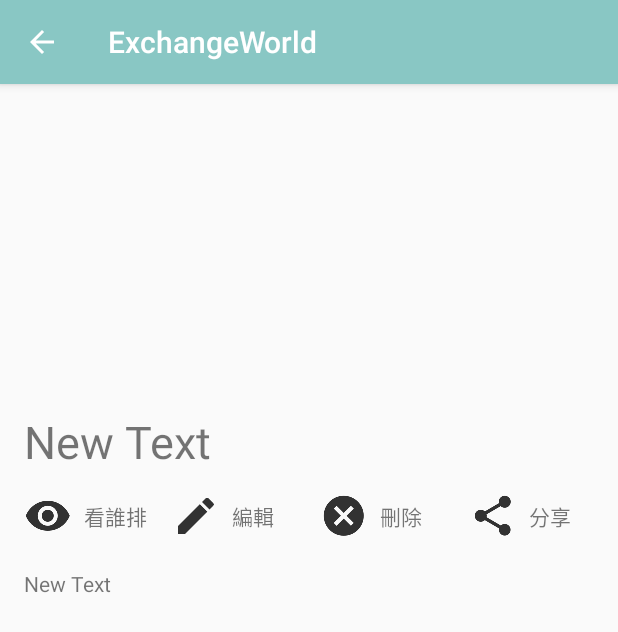
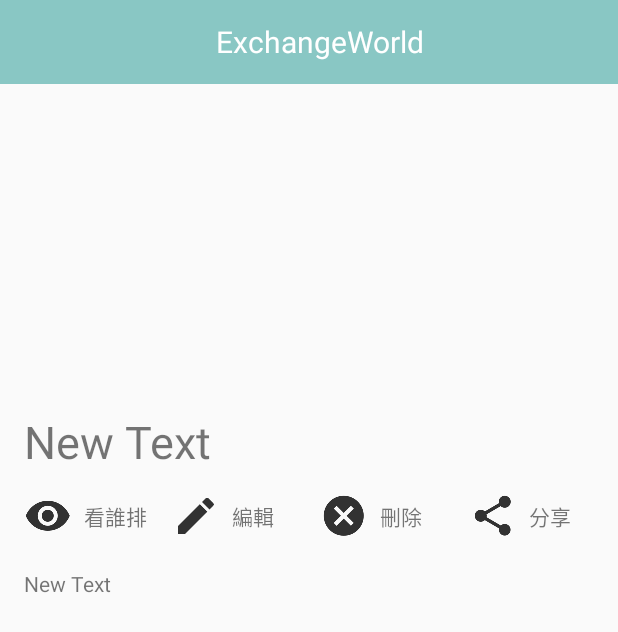
Before and after one commit to ExchangeWorld/ExchangeWorld-android, an Android app: the MyItemDetailActivity screen opened directly, with no data from a screen before it, on a phone screen of 412 x 824 dp. Shown: the top 632 px of the screen. Run offline under Robolectric (Android 15) with nearby library versions, the phone set to English and light mode, and no system bars; libraries missing offline, so code that uses them is left out: io.realm; 2 statements that could not run were skipped.

Commit message:
把app theme改成no action bar, MyItemDetail可編輯物品 (待做:編輯完刷新, 取消編輯按鈕)

```diff
--- a/app/src/main/java/com/example/arthome/newexchangeworld/ExchangeAPI/ExchangeService.java
+++ b/app/src/main/java/com/example/arthome/newexchangeworld/ExchangeAPI/ExchangeService.java
@@ -1,6 +1,7 @@
 package com.example.arthome.newexchangeworld.ExchangeAPI;
 
 import com.example.arthome.newexchangeworld.Models.AuthenticationModel;
+import com.example.arthome.newexchangeworld.Models.EditGoodsModel;
 import com.example.arthome.newexchangeworld.Models.FaceBookUser;
 import com.example.arthome.newexchangeworld.Models.GoodsModel;
 import com.example.arthome.newexchangeworld.Models.PostModel;
@@ -18,6 +19,7 @@ import retrofit2.http.Body;
 import retrofit2.http.DELETE;
 import retrofit2.http.GET;
 import retrofit2.http.POST;
+import retrofit2.http.PUT;
 import retrofit2.http.Query;
 
 /**
@@ -59,4 +61,8 @@ public interface ExchangeService {
     @DELETE("api/goods/delete")
     Call<ResponseBody> deleteGoods(@Query("gid") int gid, @Query("token") String strToken);
 
+    //exwd.csie.org:43002/api/goods/edit?token=75cd749ae06b15ecf3817c64a83764b22ebea5ad
+    @PUT("api/goods/edit")
+    Call<ResponseBody> editGoods(@Query("token") String strToken,@Body EditGoodsModel editGoodsModel);
+
 }
--- a/app/src/main/java/com/example/arthome/newexchangeworld/MyPage/MyItemDetailActivity.java
+++ b/app/src/main/java/com/example/arthome/newexchangeworld/MyPage/MyItemDetailActivity.java
@@ -6,14 +6,16 @@ import android.support.v7.app.AlertDialog;
 import android.support.v7.app.AppCompatActivity;
 import android.support.v7.widget.LinearLayoutManager;
 import android.support.v7.widget.RecyclerView;
-import android.view.MenuItem;
 import android.view.View;
+import android.widget.Button;
+import android.widget.EditText;
 import android.widget.LinearLayout;
 import android.widget.TextView;
 import android.widget.Toast;
 
 import com.example.arthome.newexchangeworld.ExchangeAPI.RestClient;
 import com.example.arthome.newexchangeworld.ItemDetailAdapter;
+import com.example.arthome.newexchangeworld.Models.EditGoodsModel;
 import com.example.arthome.newexchangeworld.Models.GoodsModel;
 import com.example.arthome.newexchangeworld.R;
 import com.example.arthome.newexchangeworld.RealmManager;
@@ -30,8 +32,10 @@ public class MyItemDetailActivity extends AppCompatActivity {
 
     TextView goodsDescription;
     TextView goodsName;
-    LinearLayout whoQueueLayout, deleteLayout, editLayout, shareLayout;
+    EditText goodsDescriptionEditText, goodsNameEditText;
+    LinearLayout whoQueueLayout, deleteLayout, editLayout, shareLayout, infoLayout;
     RecyclerView imageRecyclerView;
+    Button saveEditButton;
     User user;
 
     @Override
@@ -48,13 +52,13 @@ public class MyItemDetailActivity extends AppCompatActivity {
         if (RealmManager.INSTANCE.retrieveUser().size() != 0) {
             user = RealmManager.INSTANCE.retrieveUser().get(0);
         }
-
+        findUIViews();
+        setNormalView();
         Bundle bundle = getIntent().getExtras();
         if (bundle != null) {
             String json = bundle.getString("goodModel");
             final GoodsModel goodsModel = new Gson().fromJson(json, GoodsModel.class);
 
-            setUpUIView();
             imageRecyclerView.setLayoutManager(new LinearLayoutManager(this, LinearLayoutManager.HORIZONTAL, true));
             imageRecyclerView.setAdapter(new ItemDetailAdapter(goodsModel.getPhoto_path(), this));
 
@@ -63,6 +67,22 @@ public class MyItemDetailActivity extends AppCompatActivity {
 
             if (StringTool.INSTANCE.getAllPhotoURL(goodsModel.getPhoto_path()).size() > 1)
                 Toast.makeText(this, "向右滑動可顯示多張圖片", Toast.LENGTH_SHORT).show();
+
+            editLayout.setOnClickListener(new View.OnClickListener() {
+                @Override
+                public void onClick(View v) {
+                    setEditView();
+                }
+            });
+
+            saveEditButton.setOnClickListener(new View.OnClickListener() {
+                @Override
+                public void onClick(View v) {
+                    editGoodsAPI(goodsModel);
+                    //TODO  call api
+                    setNormalView();
+                }
+            });
 
             deleteLayout.setOnClickListener(new View.OnClickListener() {
                 @Override
@@ -109,13 +129,62 @@ public class MyItemDetailActivity extends AppCompatActivity {
         });
     }
 
-    public void setUpUIView() {
+    private void editGoodsAPI(GoodsModel goodsModel){
+        EditGoodsModel editGoodsModel = new EditGoodsModel(goodsModel.getGid(),goodsModel.getPosition_x(),goodsModel.getPosition_y(),goodsModel.getPhoto_path(),goodsModel.getCategory());
+        editGoodsModel.setName(goodsNameEditText.getText().toString());
+        editGoodsModel.setDescription(goodsDescriptionEditText.getText().toString());
+        Call<ResponseBody> editCall = new RestClient().getExchangeService().editGoods(user.getExToken(), editGoodsModel);
+        editCall.enqueue(new Callback<ResponseBody>() {
+            @Override
+            public void onResponse(Call<ResponseBody> call, Response<ResponseBody> response) {
+                if(response.code()==200){
+                    Toast.makeText(getApplicationContext(),"編輯成功",Toast.LENGTH_SHORT).show();
+                }else {
+                    Toast.makeText(getApplicationContext(),"編輯失敗 status code錯誤",Toast.LENGTH_SHORT).show();
+                }
+            }
+
+            @Override
+            public void onFailure(Call<ResponseBody> call, Throwable t) {
+                Toast.makeText(getApplicationContext(),"編輯失敗 onFailure",Toast.LENGTH_SHORT).show();
+            }
+        });
+    }
+
+    private void setNormalView(){
+        goodsName.setVisibility(View.VISIBLE);
+        goodsDescription.setVisibility(View.VISIBLE);
+        infoLayout.setVisibility(View.VISIBLE);
+
+        saveEditButton.setVisibility(View.INVISIBLE);
+        goodsDescriptionEditText.setVisibility(View.INVISIBLE);
+        goodsNameEditText.setVisibility(View.INVISIBLE);
+    }
+
+    private void setEditView(){
+        goodsName.setVisibility(View.INVISIBLE);
+        goodsDescription.setVisibility(View.INVISIBLE);
+        infoLayout.setVisibility(View.INVISIBLE);
+
+        saveEditButton.setVisibility(View.VISIBLE);
+        goodsDescriptionEditText.setVisibility(View.VISIBLE);
+        goodsNameEditText.setVisibility(View.VISIBLE);
+
+        goodsNameEditText.setText(goodsName.getText());
+        goodsDescriptionEditText.setText(goodsDescription.getText());
+    }
+
+    public void findUIViews() {
         goodsDescription = (TextView) findViewById(R.id.my_goods_description_detail);
         goodsName = (TextView) findViewById(R.id.my_goods_name_detail);
         imageRecyclerView = (RecyclerView) findViewById(R.id.my_item_detail_recycler_view);
+        infoLayout = (LinearLayout) findViewById(R.id.item_detail_info_layout);
         shareLayout = (LinearLayout) findViewById(R.id.my_item_detail_share_layout);
         deleteLayout = (LinearLayout) findViewById(R.id.my_item_detail_delete_layout);
         editLayout = (LinearLayout) findViewById(R.id.my_item_detail_edit_layout);
         whoQueueLayout = (LinearLayout) findViewById(R.id.my_item_detail_who_queue_layout);
+        goodsDescriptionEditText = (EditText) findViewById(R.id.my_goods_description_detail_edit_text);
+        goodsNameEditText = (EditText) findViewById(R.id.my_goods_name_detail_edit_text);
+        saveEditButton = (Button) findViewById(R.id.my_item_detail_save_edit_button);
     }
 }
--- a/app/src/main/res/layout/activity_my_item_detail.xml
+++ b/app/src/main/res/layout/activity_my_item_detail.xml
@@ -5,10 +5,41 @@
     android:layout_height="match_parent"
     tools:context="com.example.arthome.newexchangeworld.ItemPage.ItemDetailActivity">
 
-    <android.support.v7.widget.RecyclerView android:layout_width="match_parent"
+    <android.support.v7.widget.Toolbar
+        android:id="@+id/my_item_detail_toolbar"
+        android:layout_width="match_parent"
+        android:layout_height="wrap_content"
+        android:background="@color/colorPrimary">
+
+        <RelativeLayout
+            android:layout_width="match_parent"
+            android:layout_height="match_parent">
+
+            <TextView
+                android:layout_width="wrap_content"
+                android:layout_height="wrap_content"
+                android:layout_centerInParent="true"
+                android:text="ExchangeWorld"
+                android:textColor="@android:color/white"
+                android:textSize="20sp" />
+
+            <Button
+                android:id="@+id/my_item_detail_save_edit_button"
+                android:text="儲存變更"
+                android:textColor="@android:color/white"
+                android:background="@android:color/transparent"
+                android:layout_alignParentEnd="true"
+                android:layout_width="wrap_content"
+                android:layout_height="wrap_content"
+                android:layout_alignParentRight="true" />
+        </RelativeLayout>
+    </android.support.v7.widget.Toolbar>
+
+    <android.support.v7.widget.RecyclerView
+        android:id="@+id/my_item_detail_recycler_view"
+        android:layout_width="match_parent"
         android:layout_height="200dp"
-        android:id="@+id/my_item_detail_recycler_view"
-        />
+        android:layout_below="@+id/my_item_detail_toolbar" />
 
 
     <TextView
@@ -24,6 +55,17 @@
         android:text="New Text"
         android:textSize="30dp" />
 
+    <EditText
+        android:id="@+id/my_goods_name_detail_edit_text"
+        android:visibility="invisible"
+        android:layout_width="wrap_content"
+        android:layout_height="wrap_content"
+        android:layout_alignStart="@+id/my_goods_name_detail"
+        android:layout_alignBaseline="@+id/my_goods_name_detail"
+        android:text="New Text"
+        android:textSize="30dp"
+        android:layout_alignLeft="@+id/my_goods_name_detail" />
+
     <LinearLayout
         android:id="@+id/item_detail_info_layout"
         android:layout_width="match_parent"
@@ -31,14 +73,14 @@
         android:layout_alignLeft="@+id/my_goods_name_detail"
         android:layout_alignStart="@+id/my_goods_name_detail"
         android:layout_below="@+id/my_goods_name_detail"
-        android:weightSum="4"
-        android:layout_marginTop="13dp">
+        android:layout_marginTop="13dp"
+        android:weightSum="4">
 
         <LinearLayout
-            android:layout_weight="1"
             android:id="@+id/my_item_detail_who_queue_layout"
             android:layout_width="0dp"
             android:layout_height="wrap_content"
+            android:layout_weight="1"
             android:gravity="center_vertical">
 
             <ImageView
@@ -49,10 +91,10 @@
             <TextView
                 android:layout_width="wrap_content"
                 android:layout_height="wrap_content"
+                android:layout_marginLeft="8dp"
                 android:layout_marginStart="8dp"
                 android:text="看誰排"
-                android:textAppearance="?android:attr/textAppearanceSmall"
-                android:layout_marginLeft="8dp" />
+                android:textAppearance="?android:attr/textAppearanceSmall" />
         </LinearLayout>
 
 
@@ -71,11 +113,11 @@
             <TextView
                 android:layout_width="wrap_content"
                 android:layout_height="wrap_content"
+                android:layout_marginLeft="8dp"
                 android:layout_marginStart="8dp"
                 android:gravity="center"
                 android:text="編輯"
-                android:textAppearance="?android:attr/textAppearanceSmall"
-                android:layout_marginLeft="8dp" />
+                android:textAppearance="?android:attr/textAppearanceSmall" />
         </LinearLayout>
 
         <LinearLayout
@@ -93,11 +135,11 @@
             <TextView
                 android:layout_width="wrap_content"
                 android:layout_height="wrap_content"
+                android:layout_marginLeft="8dp"
                 android:layout_marginStart="8dp"
                 android:gravity="center"
                 android:text="刪除"
-                android:textAppearance="?android:attr/textAppearanceSmall"
-                android:layout_marginLeft="8dp" />
+                android:textAppearance="?android:attr/textAppearanceSmall" />
         </LinearLayout>
 
         <LinearLayout
@@ -115,11 +157,11 @@
             <TextView
                 android:layout_width="wrap_content"
                 android:layout_height="wrap_content"
+                android:layout_marginLeft="8dp"
                 android:layout_marginStart="8dp"
                 android:gravity="center"
                 android:text="分享"
-                android:textAppearance="?android:attr/textAppearanceSmall"
-                android:layout_marginLeft="8dp" />
+                android:textAppearance="?android:attr/textAppearanceSmall" />
         </LinearLayout>
     </LinearLayout>
 
@@ -133,4 +175,15 @@
         android:layout_marginTop="19dp"
         android:text="New Text" />
 
+    <EditText
+        android:id="@+id/my_goods_description_detail_edit_text"
+        android:layout_width="wrap_content"
+        android:layout_height="wrap_content"
+        android:layout_alignStart="@+id/my_goods_description_detail"
+        android:layout_alignBaseline="@+id/my_goods_description_detail"
+        android:text="New Text"
+        android:textSize="14sp"
+        android:visibility="invisible"
+        android:layout_alignLeft="@+id/my_goods_description_detail" />
+
 </RelativeLayout>
--- a/app/src/main/res/values/styles.xml
+++ b/app/src/main/res/values/styles.xml
@@ -1,7 +1,7 @@
 <resources>
 
     <!-- Base application theme. -->
-    <style name="AppTheme" parent="Theme.AppCompat.Light.DarkActionBar">
+    <style name="AppTheme" parent="Theme.AppCompat.Light.NoActionBar">
         <!-- Customize your theme here. -->
         <item name="colorPrimary">@color/colorPrimary</item>
         <item name="colorPrimaryDark">@color/colorPrimaryDark</item>
```
Also changed, not shown: app/src/main/java/com/example/arthome/newexchangeworld/Models/EditGoodsModel.java (added, +79 -0 lines).
